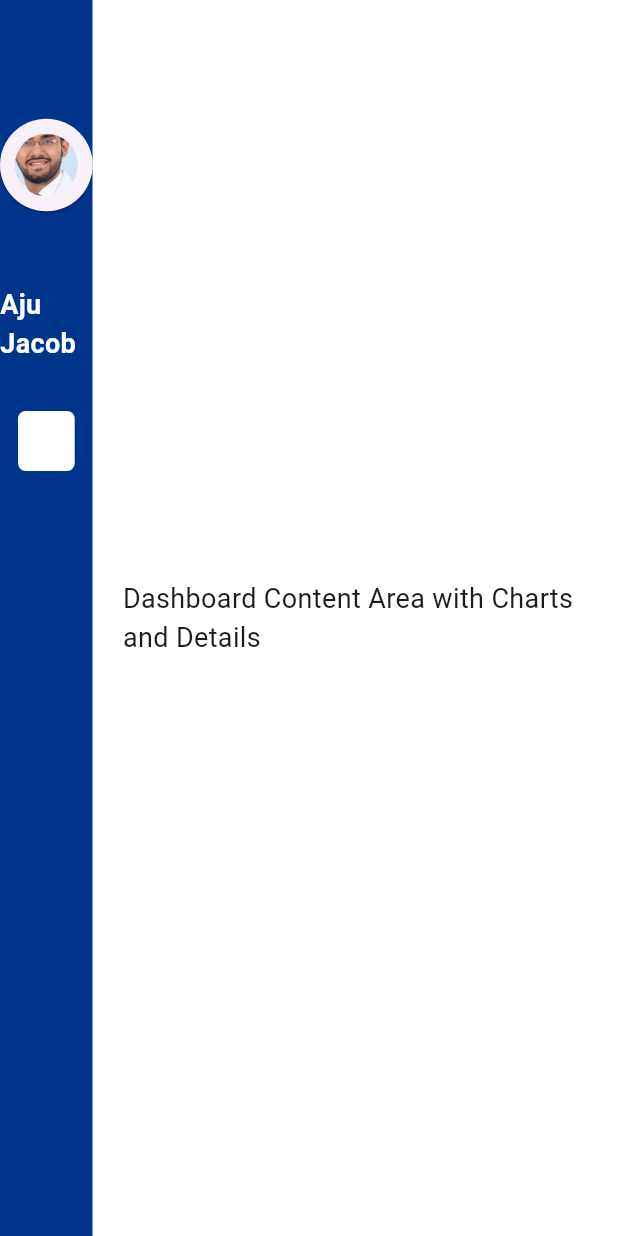
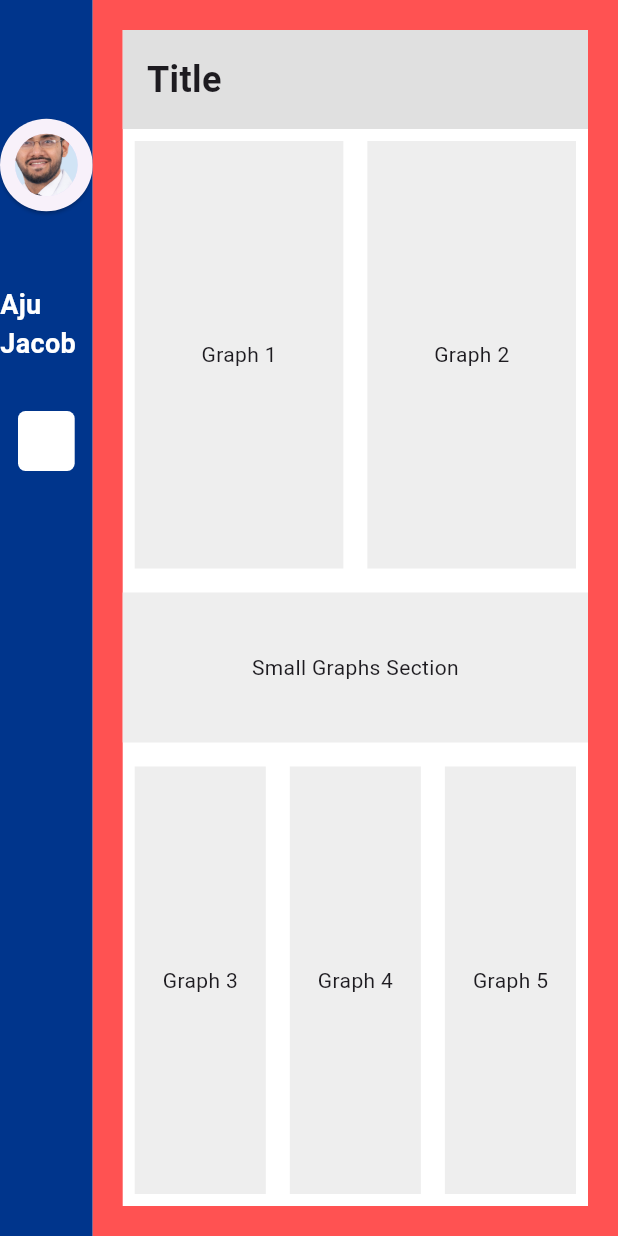
Before and after one commit to ajujacob88/vetqure-task, a Flutter app: the screen it shows after launch, on a phone screen of 412 x 824 dp. Run offline on Flutter 3.47's test engine with Material 3 defaults, Android fonts, the phone set to English and light mode, and no system bars.

Commit message:
doing the home page

```diff
--- a/lib/views/dashboard.dart
+++ b/lib/views/dashboard.dart
@@ -1,14 +1,86 @@
 import 'package:flutter/material.dart';
 
 class Dashboard extends StatelessWidget {
-  const Dashboard({super.key});
-
   @override
   Widget build(BuildContext context) {
-    return const Center(
-      child: Text(
-        'Dashboard Content Area with Charts and Details',
-        style: TextStyle(fontSize: 18),
+    return Scaffold(
+      backgroundColor: Colors.white,
+      body: Column(
+        crossAxisAlignment: CrossAxisAlignment.start,
+        children: [
+          // Title bar
+          Container(
+            width: double.infinity,
+            padding: const EdgeInsets.all(16.0),
+            color: Colors.grey[300], // Background color for title bar
+            child: Text(
+              'Title',
+              style: TextStyle(
+                fontSize: 24.0,
+                fontWeight: FontWeight.bold,
+              ),
+            ),
+          ),
+
+          // Section with two side-by-side graphs
+          Expanded(
+            child: Row(
+              children: [
+                Expanded(
+                  child: Container(
+                    margin: EdgeInsets.all(8.0),
+                    color: Colors.grey[200],
+                    child: Center(child: Text('Graph 1')),
+                  ),
+                ),
+                Expanded(
+                  child: Container(
+                    margin: EdgeInsets.all(8.0),
+                    color: Colors.grey[200],
+                    child: Center(child: Text('Graph 2')),
+                  ),
+                ),
+              ],
+            ),
+          ),
+
+          // Small graphs section
+          Container(
+            margin: EdgeInsets.symmetric(vertical: 8.0),
+            color: Colors.grey[200],
+            height: 100, // Adjust the height for smaller graphs
+            child: Center(child: Text('Small Graphs Section')),
+          ),
+
+          // Bottom section with three graphs side by side
+          Expanded(
+            child: Row(
+              children: [
+                Expanded(
+                  child: Container(
+                    margin: EdgeInsets.all(8.0),
+                    color: Colors.grey[200],
+                    child: Center(child: Text('Graph 3')),
+                  ),
+                ),
+                Expanded(
+                  child: Container(
+                    margin: EdgeInsets.all(8.0),
+                    color: Colors.grey[200],
+                    child: Center(child: Text('Graph 4')),
+                  ),
+                ),
+                Expanded(
+                  child: Container(
+                    margin: EdgeInsets.all(8.0),
+                    color: Colors.grey[200],
+                    child: Center(child: Text('Graph 5')),
+                  ),
+                ),
+              ],
+            ),
+          ),
+        ],
       ),
     );
   }
--- a/lib/views/home_page.dart
+++ b/lib/views/home_page.dart
@@ -28,7 +28,7 @@ class _HomePageState extends State<HomePage> {
   Widget _getSelectedContent() {
     switch (selectedIndex) {
       case 0:
-        return const Dashboard(); // Dashboard view
+        return Dashboard(); // Dashboard view
       case 1:
         return const Center(child: Text('Calendar Content'));
       case 2:
@@ -44,7 +44,7 @@ class _HomePageState extends State<HomePage> {
       case 7:
         return const Center(child: Text('Logout Content'));
       default:
-        return const Dashboard();
+        return Dashboard();
     }
   }
 
@@ -70,7 +70,8 @@ class _HomePageState extends State<HomePage> {
           Container(
             width: screenWidth * 0.85,
             padding: const EdgeInsets.all(20),
-            color: Colors.white,
+            // color: const Color.fromARGB(31, 0, 0, 0),
+            color: Colors.redAccent,
             child: _getSelectedContent(), // Display selected content
           ),
         ],
@@ -82,6 +83,7 @@ class _HomePageState extends State<HomePage> {
 
 
 /*
+//no need
 import 'package:flutter/material.dart';
 
 class HomePage extends StatefulWidget {
```
